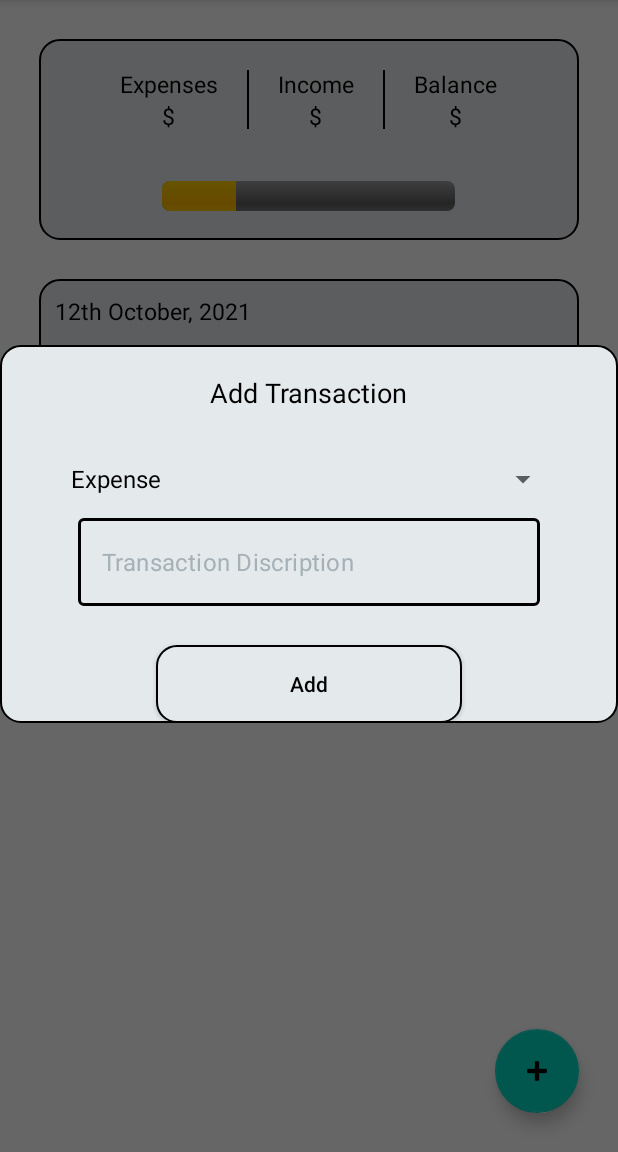
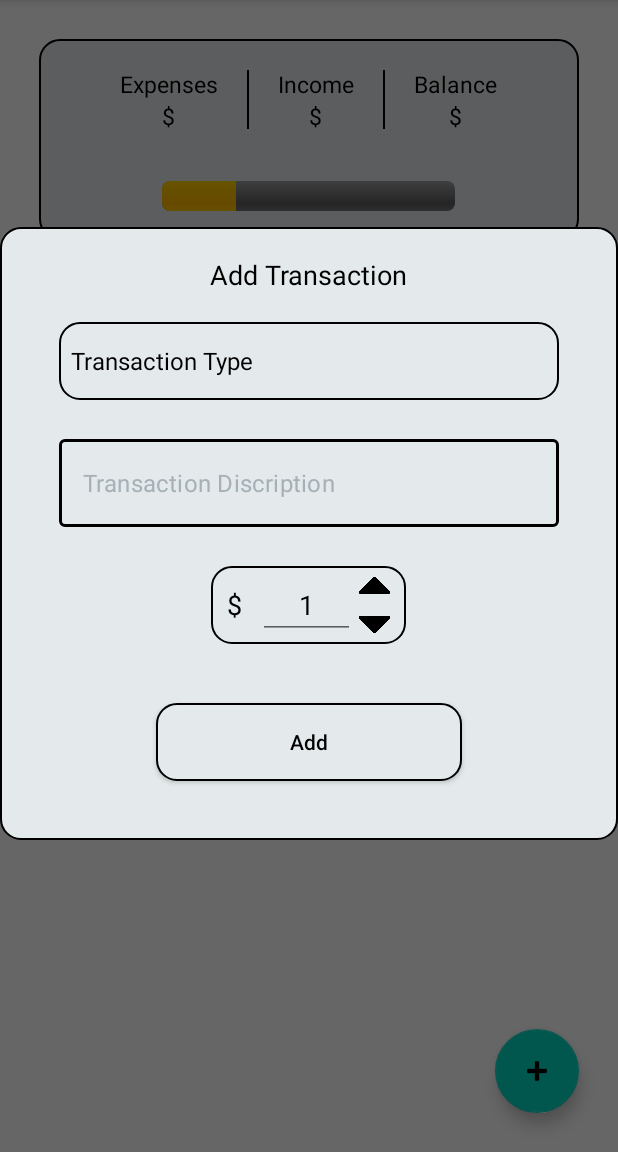
Before and after one commit to tauqeermajeed0081/home-assignment, an Android app: the screen it shows after launch (MainActivity), after a tap on "Submit", on a phone screen of 412 x 824 dp, the part 84-1236 px from its top. Run offline under Robolectric (Android 15) with nearby library versions, the phone set to English and light mode, and no system bars; our stand-ins replace sdp/ssp sizes.

Commit message:
add btn implemented

```diff
--- a/app/src/main/java/com/example/assignment/MainActivity.kt
+++ b/app/src/main/java/com/example/assignment/MainActivity.kt
@@ -2,30 +2,32 @@ package com.example.assignment
 
 import android.app.Dialog
 import android.graphics.Color
+import android.graphics.Typeface
 import android.graphics.drawable.ColorDrawable
 import androidx.appcompat.app.AppCompatActivity
 import android.os.Bundle
+import android.os.Trace.isEnabled
+import android.util.Log
 import android.view.View
-import android.widget.AdapterView
-import android.widget.ArrayAdapter
-import android.widget.Spinner
-import android.widget.TextView
+import android.view.ViewGroup
+import android.widget.*
 import androidx.recyclerview.widget.LinearLayoutManager
 import com.example.assignment.adapter.DateAdapter
 import com.example.assignment.databinding.ActivityMainBinding
 import com.example.assignment.model.DateModel
 import com.example.assignment.model.ItemData
 import com.example.assignment.model.ItemModel
-import com.google.android.material.bottomsheet.BottomSheetDialog
+import java.util.logging.Logger
 
-class MainActivity : AppCompatActivity(), View.OnClickListener,
-    AdapterView.OnItemSelectedListener {
+
+class MainActivity : AppCompatActivity(), View.OnClickListener {
     lateinit var binding: ActivityMainBinding
     private var dateAdapter: DateAdapter? = null
     private var dateModelArray: ArrayList<DateModel> = ArrayList()
     private var itemListModelArray: ArrayList<ItemModel> = ArrayList()
     var dialog: Dialog? = null
     private var itemData: ArrayList<ItemData> = ArrayList()
+    private var TAG = "MainActivity"
 
     override fun onCreate(savedInstanceState: Bundle?) {
         super.onCreate(savedInstanceState)
@@ -66,31 +68,87 @@ class MainActivity : AppCompatActivity(), View.OnClickListener,
     }
 
     private fun alertDialog() {
+        dialog = Dialog(this)
+        dialog?.setContentView(R.layout.popup_dialog)
+        dialog?.setCancelable(true)
+        dialog?.window?.setBackgroundDrawable(ColorDrawable(Color.TRANSPARENT))
+
+        val spinner = dialog?.findViewById<Spinner>(R.id.mySpinner)
+        val up = dialog?.findViewById<ImageView>(R.id.up)
+        val down = dialog?.findViewById<ImageView>(R.id.down)
+        val incDecValue = dialog?.findViewById<EditText>(R.id.incDecValue)
+        val addBtn = dialog?.findViewById<Button>(R.id.addButton)
         itemData.clear()
+        itemData.add(ItemData(1, "Transaction Type"))
         itemData.add(ItemData(1, "Expense"))
         itemData.add(ItemData(2, "Income"))
-        val adapter: ArrayAdapter<ItemData> = ArrayAdapter<ItemData>(
+        val adapter: ArrayAdapter<ItemData> = object : ArrayAdapter<ItemData>(
             this,
             android.R.layout.simple_spinner_dropdown_item,
             itemData
-        )
+        ) {
+            override fun getDropDownView(
+                position: Int,
+                convertView: View?,
+                parent: ViewGroup
+            ): View {
+                val view: TextView = super.getDropDownView(
+                    position,
+                    convertView,
+                    parent
+                ) as TextView
+                // set item text bold
+                if (position === 0) {
+                    // Set the hint text color gray
+                    view.setTextColor(Color.GRAY)
+                } else {
+                    view.setTextColor(Color.BLACK)
+                }
+                return view
+            }
 
-        dialog = Dialog(this)
-        dialog?.setContentView(R.layout.popup_dialog)
-        dialog?.setCancelable(false)
-        dialog?.window?.setBackgroundDrawable(ColorDrawable(Color.TRANSPARENT))
+            override fun isEnabled(position: Int): Boolean {
+                return position != 0
+            }
 
-        val spinner = dialog?.findViewById<Spinner>(R.id.mySpinner)
+        }
         spinner?.adapter = adapter
 
-        spinner?.onItemSelectedListener = this
+        spinner?.onItemSelectedListener = object : AdapterView.OnItemSelectedListener {
+            override fun onItemSelected(
+                parent: AdapterView<*>?,
+                view: View?,
+                position: Int,
+                id: Long
+            ) {
+                if (position != 0) {
+                    val itemData = adapter.getItem(position)
+                    Log.d(TAG, "onItemSelected: ${itemData?.id}")
+                }
+            }
+
+            override fun onNothingSelected(parent: AdapterView<*>?) {
+
+            }
+
+        }
+        up?.setOnClickListener {
+            val value = incDecValue?.text.toString().toInt().plus(1)
+            incDecValue?.setText(value.toString())
+            incDecValue?.setSelection(incDecValue.length())
+        }
+        down?.setOnClickListener {
+            val value = incDecValue?.text.toString().toInt().minus(1)
+            if (value > 0) {
+                incDecValue?.setText(value.toString())
+                incDecValue?.setSelection(incDecValue.length())
+
+            }
+        }
+        addBtn?.setOnClickListener {
+            dialog?.dismiss()
+        }
         dialog?.show()
 
     }
-
-    override fun onItemSelected(parent: AdapterView<*>?, view: View?, position: Int, id: Long) {
-    }
-
-    override fun onNothingSelected(parent: AdapterView<*>?) {
-    }
 }
--- a/app/src/main/res/layout/popup_dialog.xml
+++ b/app/src/main/res/layout/popup_dialog.xml
@@ -1,37 +1,39 @@
 <?xml version="1.0" encoding="utf-8"?>
 <RelativeLayout xmlns:android="http://schemas.android.com/apk/res/android"
+    xmlns:app="http://schemas.android.com/apk/res-auto"
     android:layout_width="match_parent"
     android:layout_height="match_parent"
-    android:background="@drawable/shape_rectangle_grey"
-    xmlns:app="http://schemas.android.com/apk/res-auto">
+    android:background="@drawable/shape_rectangle_grey">
 
     <TextView
         android:id="@+id/mainText"
         android:layout_width="wrap_content"
         android:layout_height="wrap_content"
-        android:text="@string/add_transaction"
-        android:textSize="@dimen/_14sdp"
         android:layout_centerHorizontal="true"
         android:layout_marginTop="@dimen/_15sdp"
-        android:textColor="@color/black"/>
+        android:text="@string/add_transaction"
+        android:textColor="@color/black"
+        android:textSize="@dimen/_14sdp" />
 
     <Spinner
         android:id="@+id/mySpinner"
+        android:layout_width="match_parent"
+        android:layout_height="@dimen/_40sdp"
         android:layout_below="@id/mainText"
+        android:layout_marginStart="@dimen/_30sdp"
         android:layout_marginTop="@dimen/_15sdp"
-        android:layout_marginStart="@dimen/_30sdp"
         android:layout_marginEnd="@dimen/_30sdp"
-        android:layout_width="match_parent"
-        android:layout_height="@dimen/_40sdp" />
+        android:background="@drawable/shape_rectangle_grey" />
 
     <com.google.android.material.textfield.TextInputLayout
         android:id="@+id/descriptionEditText"
-        android:layout_below="@id/mySpinner"
-        android:layout_marginStart="@dimen/_40sdp"
-        android:layout_marginEnd="@dimen/_40sdp"
         style="@style/Widget.MaterialComponents.TextInputLayout.OutlinedBox"
         android:layout_width="match_parent"
         android:layout_height="wrap_content"
+        android:layout_below="@id/mySpinner"
+        android:layout_marginStart="@dimen/_30sdp"
+        android:layout_marginTop="@dimen/_20sdp"
+        android:layout_marginEnd="@dimen/_30sdp"
         app:boxBackgroundMode="outline"
         app:boxStrokeColor="@color/black"
         app:boxStrokeWidth="@dimen/_1sdp"
@@ -46,7 +48,7 @@
             android:focusable="true"
             android:hint="@string/description"
             android:imeActionLabel="Done"
-            android:imeOptions="actionNext"
+            android:imeOptions="actionDone"
             android:inputType="text"
             android:maxLines="1"
             android:textColor="@color/black"
@@ -54,14 +56,81 @@
 
     </com.google.android.material.textfield.TextInputLayout>
 
+    <RelativeLayout
+        android:id="@+id/relInc"
+        android:layout_width="wrap_content"
+        android:layout_height="wrap_content"
+        android:layout_below="@+id/descriptionEditText"
+        android:layout_centerHorizontal="true"
+        android:layout_marginTop="@dimen/_20sdp"
+        android:background="@drawable/shape_rectangle_grey">
+
+        <RelativeLayout
+            android:layout_width="@dimen/_100sdp"
+            android:layout_height="@dimen/_40sdp"
+            android:orientation="horizontal">
+
+            <TextView
+                android:id="@+id/dollar"
+                android:layout_width="wrap_content"
+                android:layout_height="wrap_content"
+                android:layout_centerVertical="true"
+                android:layout_marginStart="@dimen/_8sdp"
+                android:text="@string/dollar"
+                android:textColor="@color/black"
+                android:textSize="@dimen/_14ssp" />
+
+            <EditText
+                android:id="@+id/incDecValue"
+                android:layout_width="match_parent"
+                android:layout_height="wrap_content"
+                android:layout_centerInParent="true"
+                android:layout_marginStart="@dimen/_8sdp"
+                android:layout_toStartOf="@+id/linear"
+                android:layout_toEndOf="@+id/dollar"
+                android:inputType="number"
+                android:text="@string/one"
+                android:textAlignment="center"
+                android:textColor="@color/black"
+                android:textSize="@dimen/_14ssp" />
+
+            <LinearLayout
+                android:id="@+id/linear"
+                android:layout_width="wrap_content"
+                android:layout_height="@dimen/_40sdp"
+                android:layout_alignParentEnd="true"
+                android:layout_marginEnd="@dimen/_6sdp"
+                android:orientation="vertical">
+
+                <ImageView
+                    android:id="@+id/up"
+                    android:layout_width="@dimen/_20sdp"
+                    android:layout_height="@dimen/_20sdp"
+                    android:padding="@dimen/_2sdp"
+                    android:src="@drawable/up"
+                    app:tint="@color/black" />
+
+                <ImageView
+                    android:id="@+id/down"
+                    android:layout_width="@dimen/_20sdp"
+                    android:layout_height="@dimen/_20sdp"
+                    android:padding="@dimen/_2sdp"
+                    android:src="@drawable/down"
+                    app:tint="@color/black" />
+            </LinearLayout>
+        </RelativeLayout>
+    </RelativeLayout>
+
     <androidx.appcompat.widget.AppCompatButton
+
         android:id="@+id/addButton"
-        android:layout_below="@+id/descriptionEditText"
         android:layout_width="match_parent"
         android:layout_height="@dimen/_40sdp"
-        android:layout_marginTop="@dimen/_20sdp"
+        android:layout_below="@+id/relInc"
         android:layout_marginStart="@dimen/_80sdp"
+        android:layout_marginTop="@dimen/_30sdp"
         android:layout_marginEnd="@dimen/_80sdp"
+        android:layout_marginBottom="@dimen/_30sdp"
         android:background="@drawable/shape_rectangle_grey"
         android:text="@string/add"
         android:textAllCaps="false"
--- a/app/src/main/res/values/strings.xml
+++ b/app/src/main/res/values/strings.xml
@@ -10,6 +10,8 @@
     <string name="date">10th October, 2021</string>
     <string name="description">Transaction Discription</string>
     <string name="add">Add</string>
+    <string name="dollar">$</string>
+    <string name="one">1</string>
     <string-array name="planets_array">
         <item>Mercury</item>
         <item>Venus</item>
```
Also changed, not shown: app/src/main/res/drawable/down.png (added), app/src/main/res/drawable/up.png (added).
